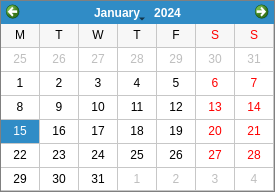
Before: the Qt Designer form ui/CalendarDialog.ui in Paulo1402/Controle-de-Estoque, drawn with Qt 5.
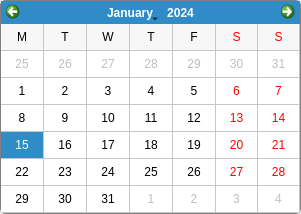
After: the same form once the commit is applied.

Patch:
```diff
--- a/ui/CalendarDialog.ui
+++ b/ui/CalendarDialog.ui
@@ -6,16 +6,27 @@
    <rect>
     <x>0</x>
     <y>0</y>
-    <width>275</width>
-    <height>192</height>
+    <width>301</width>
+    <height>214</height>
    </rect>
   </property>
+  <property name="sizePolicy">
+   <sizepolicy hsizetype="Expanding" vsizetype="Expanding">
+    <horstretch>0</horstretch>
+    <verstretch>0</verstretch>
+   </sizepolicy>
+  </property>
   <property name="windowTitle">
    <string>Dialog</string>
   </property>
   <property name="styleSheet">
    <string notr="true">QDialog {
-	border: 1px solid gray
+	border: 1px solid gray;
+	border-radius: 5px
+}
+
+#qt_calendar_monthbutton::menu-indicator{
+	image: none;
 }</string>
   </property>
   <layout class="QHBoxLayout" name="horizontalLayout">
@@ -33,6 +44,21 @@
    </property>
    <item>
     <widget class="QCalendarWidget" name="calendar">
+     <property name="sizePolicy">
+      <sizepolicy hsizetype="Preferred" vsizetype="Preferred">
+       <horstretch>0</horstretch>
+       <verstretch>0</verstretch>
+      </sizepolicy>
+     </property>
+     <property name="minimumSize">
+      <size>
+       <width>1</width>
+       <height>1</height>
+      </size>
+     </property>
+     <property name="styleSheet">
+      <string notr="true"/>
+     </property>
      <property name="gridVisible">
       <bool>true</bool>
      </property>
```
